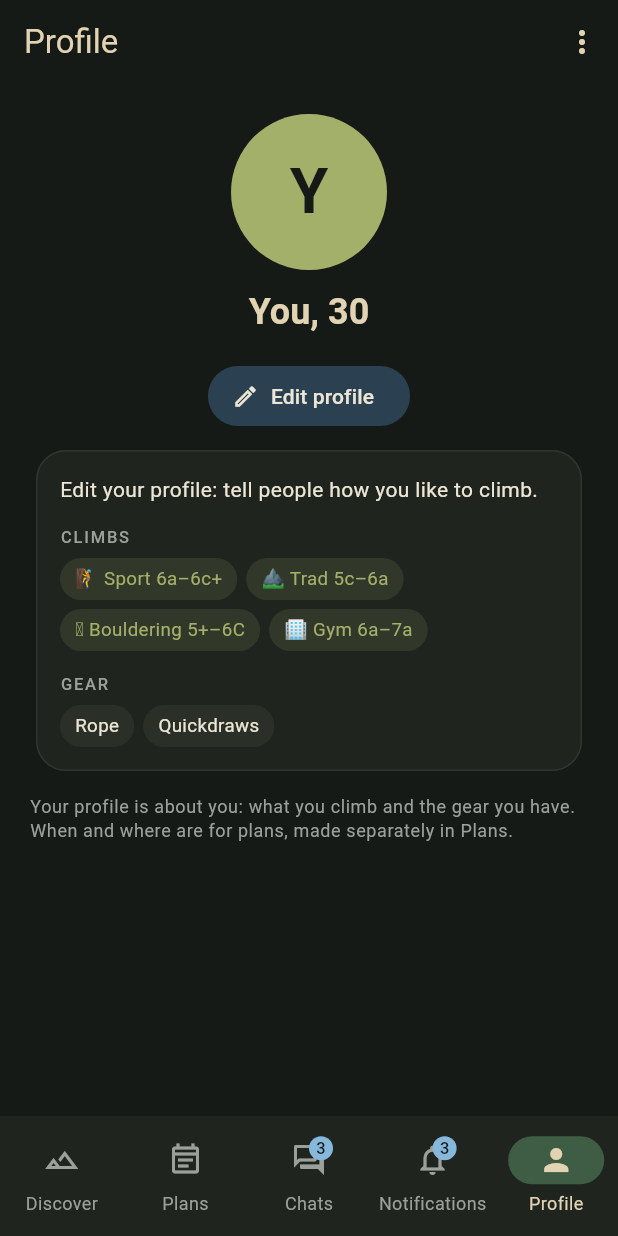
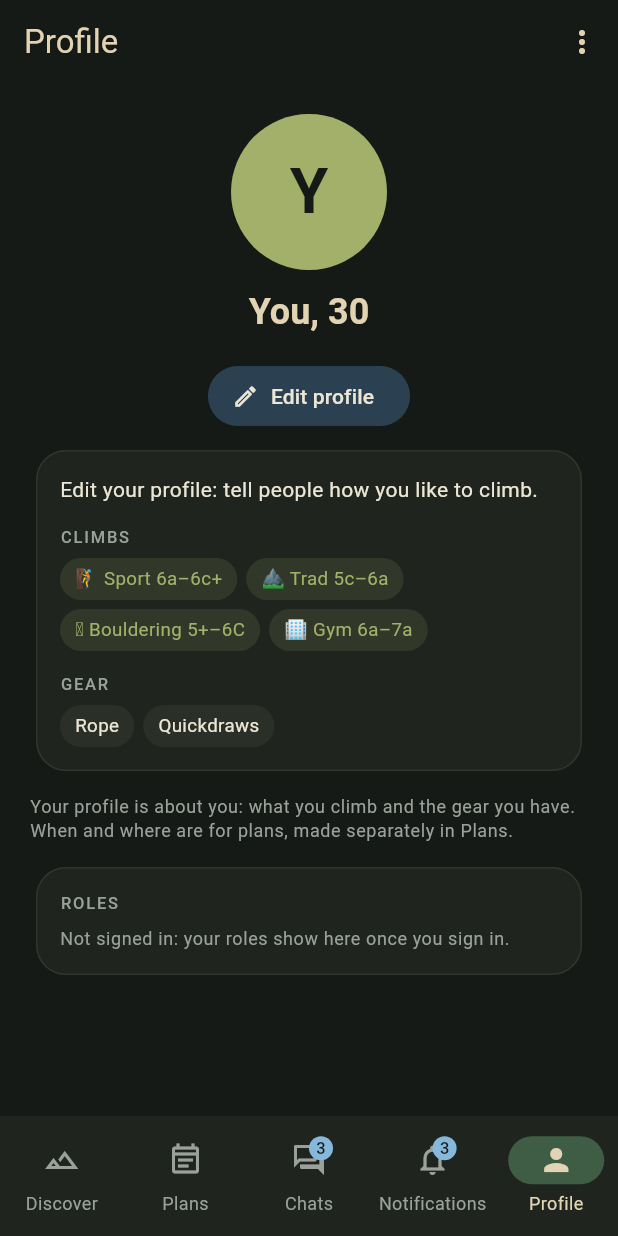
Before and after one commit to prodbytes/grigri, a Flutter app: the screen it shows after launch, item 5 of the bottom bar chosen, on a phone screen of 412 x 824 dp. Run offline on Flutter 3.47's test engine with Material 3 defaults, Android fonts, the phone set to English and light mode, and no system bars; our stand-ins replace image_picker, shared_preferences; missing offline and left inert: rbacr.

Commit message:
Roles from rbacr at the end of the profile
The app asks rbacr (its Dart client, pinned to a commit) for the user's
roles in the grigri system plus their global ones, and the Profile tab
ends with a Roles card: the roles, the email rbacr knows, or why there
are none (not signed in, none yet, rbacr unreachable with Retry).

Grigri has no sign-in yet, so only dev runs ask rbacr, with the local
dev server's token: dart-defines.sh passes RBACR_TOKEN only to the dev
run scripts, for a localhost RBACR_URL outside a deploy. devbox
services up runs rbacr's dev server on port 2115 with CORS for the web
app, and the health line checks it; debug Android builds reach it over
adb reverse.

Co-Authored-By: Claude Opus 5.5 <noreply@anthropic.com>

```diff
--- /dev/null
+++ b/grigri_app/lib/data/roles.dart
@@ -0,0 +1,39 @@
+import 'package:rbacr/rbacr.dart';
+
+/// Where the user's roles come from: rbacr (https://rbacr.nu01.com), which
+/// records the roles each identity holds in each system, Grigri's included.
+class Roles {
+  const Roles(Future<Me> Function() fetch) : _fetch = fetch;
+
+  /// No rbacr: nobody is signed in to ask it as.
+  const Roles.none() : _fetch = null;
+
+  /// rbacr at `RBACR_URL` (else production), as the owner of the
+  /// `RBACR_TOKEN` define. The run scripts pass that token only for a local
+  /// rbacr (scripts/dart-defines.sh); without one this is [Roles.none], until
+  /// sign-in gives the app the user's own token.
+  factory Roles.fromSettings() {
+    if (const String.fromEnvironment('RBACR_TOKEN').isEmpty) {
+      return const Roles.none();
+    }
+    final client = RbacrClient();
+    return Roles(client.me);
+  }
+
+  /// Grigri's system in rbacr.
+  static const systemId = 'grigri';
+
+  final Future<Me> Function()? _fetch;
+
+  /// Whether there is an rbacr to ask.
+  bool get available => _fetch != null;
+
+  /// The user's roles in Grigri, sorted: their roles in its system and their
+  /// global roles (`root` for rbacr's roots). Throws [RbacrException] when
+  /// rbacr can't answer.
+  Future<({String email, List<String> roles})> mine() async {
+    final me = await _fetch!();
+    final roles = {...?me.roles[systemId], ...me.globalRoles}.toList()..sort();
+    return (email: me.email, roles: roles);
+  }
+}
--- a/grigri_app/lib/main.dart
+++ b/grigri_app/lib/main.dart
@@ -2,30 +2,44 @@ import 'package:flutter/material.dart';
 
 import 'app_version.dart';
 import 'data/grigri_store.dart';
+import 'data/roles.dart';
 import 'theme.dart';
 import 'ui/common.dart';
 import 'ui/home_shell.dart';
+import 'ui/roles_card.dart';
 
 Future<void> main() async {
   WidgetsFlutterBinding.ensureInitialized();
-  runApp(GrigriApp(store: await GrigriStore.load()));
+  runApp(
+    GrigriApp(store: await GrigriStore.load(), roles: Roles.fromSettings()),
+  );
 }
 
 class GrigriApp extends StatelessWidget {
-  const GrigriApp({super.key, required this.store});
+  const GrigriApp({
+    super.key,
+    required this.store,
+    this.roles = const Roles.none(),
+  });
 
   final GrigriStore store;
+
+  /// The user's roles, from rbacr.
+  final Roles roles;
 
   @override
   Widget build(BuildContext context) {
     // Dark only, for now: the mountain palette (theme.dart).
     return StoreScope(
       store: store,
-      child: MaterialApp(
-        title: AppVersion.title,
-        debugShowCheckedModeBanner: false,
-        theme: mountainTheme(),
-        home: const HomeShell(),
+      child: RolesScope(
+        roles: roles,
+        child: MaterialApp(
+          title: AppVersion.title,
+          debugShowCheckedModeBanner: false,
+          theme: mountainTheme(),
+          home: const HomeShell(),
+        ),
       ),
     );
   }
--- a/grigri_app/lib/ui/profile_screen.dart
+++ b/grigri_app/lib/ui/profile_screen.dart
@@ -4,6 +4,7 @@ import '../app_version.dart';
 import '../theme.dart';
 import 'common.dart';
 import 'profile_editor.dart';
+import 'roles_card.dart';
 
 /// My profile, as others see it when I ask to join their plans, with Edit.
 class ProfileScreen extends StatelessWidget {
@@ -94,6 +95,8 @@ class ProfileScreen extends StatelessWidget {
             'When and where are for plans, made separately in Plans.',
             style: text.bodySmall?.copyWith(color: Mountain.granite),
           ),
+          const SizedBox(height: 12),
+          const RolesCard(),
           if (AppVersion.version.isNotEmpty) ...[
             const SizedBox(height: 24),
             Center(
--- /dev/null
+++ b/grigri_app/lib/ui/roles_card.dart
@@ -0,0 +1,125 @@
+import 'package:flutter/material.dart';
+
+import '../data/roles.dart';
+import '../theme.dart';
+import 'common.dart';
+
+/// Hands the app's [Roles] down to the screens that show them.
+class RolesScope extends InheritedWidget {
+  const RolesScope({super.key, required this.roles, required super.child});
+
+  final Roles roles;
+
+  static Roles of(BuildContext context) =>
+      context.dependOnInheritedWidgetOfExactType<RolesScope>()?.roles ??
+      const Roles.none();
+
+  @override
+  bool updateShouldNotify(RolesScope oldWidget) => roles != oldWidget.roles;
+}
+
+/// The user's roles in Grigri, from rbacr: at the end of the profile.
+class RolesCard extends StatefulWidget {
+  const RolesCard({super.key});
+
+  @override
+  State<RolesCard> createState() => _RolesCardState();
+}
+
+class _RolesCardState extends State<RolesCard> {
+  Roles? _roles;
+  Future<({String email, List<String> roles})>? _mine;
+
+  @override
+  void didChangeDependencies() {
+    super.didChangeDependencies();
+    final roles = RolesScope.of(context);
+    if (roles != _roles) {
+      _roles = roles;
+      _mine = roles.available ? roles.mine() : null;
+    }
+  }
+
+  void _retry() => setState(() {
+    _mine = _roles!.mine();
+  });
+
+  @override
+  Widget build(BuildContext context) {
+    final text = Theme.of(context).textTheme;
+    final quiet = text.bodySmall?.copyWith(color: Mountain.granite);
+    return Card(
+      child: Padding(
+        padding: const EdgeInsets.all(16),
+        child: Column(
+          crossAxisAlignment: CrossAxisAlignment.start,
+          children: [
+            Text(
+              'ROLES',
+              style: text.labelSmall?.copyWith(
+                color: Mountain.granite,
+                letterSpacing: 1.2,
+              ),
+            ),
+            const SizedBox(height: 8),
+            if (_mine == null)
+              Text(
+                'Not signed in: your roles show here once you sign in.',
+                style: quiet,
+              )
+            else
+              FutureBuilder(
+                future: _mine,
+                builder: (context, snapshot) {
+                  if (snapshot.hasError) {
+                    return Row(
+                      children: [
+                        Expanded(
+                          child: Text(
+                            "Couldn't get your roles from rbacr.",
+                            style: quiet,
+                          ),
+                        ),
+                        TextButton(
+                          onPressed: _retry,
+                          child: const Text('Retry'),
+                        ),
+                      ],
+                    );
+                  }
+                  final mine = snapshot.data;
+                  if (mine == null) {
+                    return const Padding(
+                      padding: EdgeInsets.all(4),
+                      child: SizedBox.square(
+                        dimension: 18,
+                        child: CircularProgressIndicator(strokeWidth: 2),
+                      ),
+                    );
+                  }
+                  return Column(
+                    crossAxisAlignment: CrossAxisAlignment.start,
+                    children: [
+                      if (mine.roles.isEmpty)
+                        Text('No roles in Grigri yet.', style: quiet)
+                      else
+                        Wrap(
+                          spacing: 6,
+                          runSpacing: 6,
+                          children: [
+                            for (final role in mine.roles)
+                              Tag(role, color: Mountain.sky),
+                          ],
+                        ),
+                      const SizedBox(height: 8),
+                      Text('As ${mine.email}', style: quiet),
+                    ],
+                  );
+                },
+              ),
+          ],
+        ),
+      ),
+    );
+  }
+}
```
Also changed, not shown: grigri_app/pubspec.yaml (+7 -0 lines), process-compose.yaml (+33 -0 lines), grigri_app/pubspec.lock, 13 other files.
